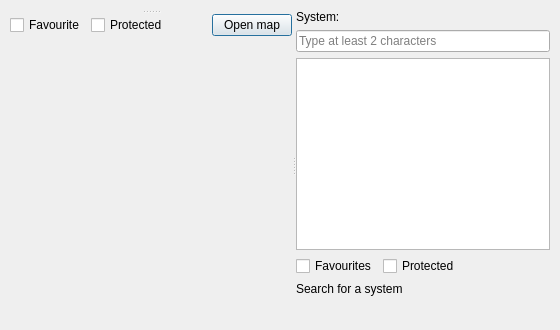
Before: the Qt Designer form ui/map_library_window.ui in pbgaspar/rhino-surface-mapper, drawn with Qt 5.
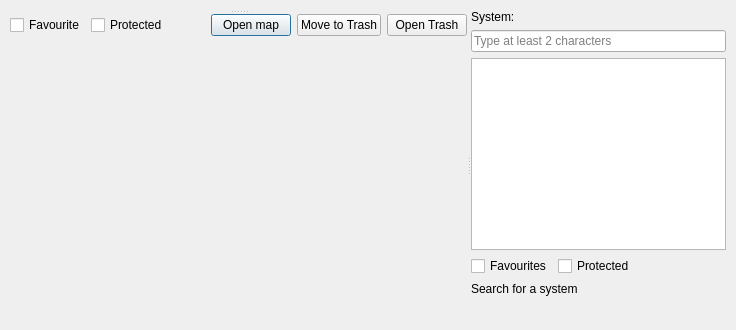
After: the same form once the commit is applied.

Commit message: Add safe map Trash and restore workflow

```diff
--- a/ui/map_library_window.ui
+++ b/ui/map_library_window.ui
@@ -26,6 +26,8 @@
              <item><widget class="QCheckBox" name="protectedCheck"><property name="text"><string>Protected</string></property></widget></item>
              <item><spacer name="flagsSpacer"><property name="orientation"><enum>Qt::Horizontal</enum></property><property name="sizeHint" stdset="0"><size><width>40</width><height>20</height></size></property></spacer></item>
              <item><widget class="QPushButton" name="openButton"><property name="text"><string>Open map</string></property></widget></item>
+             <item><widget class="QPushButton" name="deleteButton"><property name="text"><string>Move to Trash</string></property></widget></item>
+             <item><widget class="QPushButton" name="trashButton"><property name="text"><string>Open Trash</string></property></widget></item>
             </layout>
            </item>
            <item><widget class="QWidget" name="detailsInfoHost"><layout class="QVBoxLayout" name="detailsInfoLayout"/></widget></item>
```
The commit also changes 10 other files.
